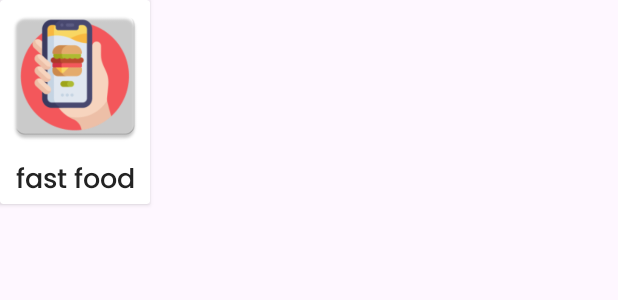
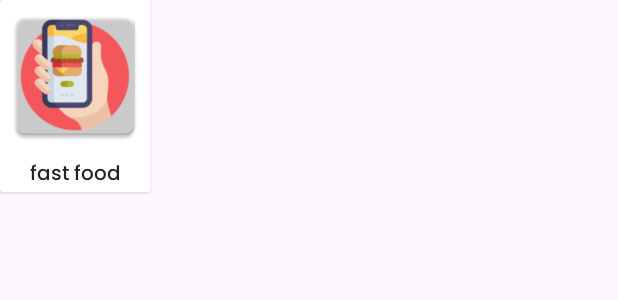
Before and after one commit to arpanpeter/EasyFood, an Android app: the layout categoryitem.xml on its own in the app's theme, with its tools: preview values and no code run, on a phone screen of 412 x 824 dp. Shown: the top 300 px of the screen. Run offline under Robolectric (Android 15) with nearby library versions, the phone set to English and light mode, and no system bars.

Commit message:
Aesthetic Changes To The Application

```diff
--- a/app/src/main/res/layout/activity_category.xml
+++ b/app/src/main/res/layout/activity_category.xml
@@ -27,6 +27,7 @@
             android:layout_width="match_parent"
             android:layout_height="match_parent"
             android:layout_marginTop="5dp"
+            android:layout_marginLeft="25dp"
             app:layout_constraintBottom_toBottomOf="parent"
             app:layout_constraintEnd_toEndOf="parent"
             app:layout_constraintStart_toStartOf="parent"
--- a/app/src/main/res/layout/categoryitem.xml
+++ b/app/src/main/res/layout/categoryitem.xml
@@ -1,34 +1,37 @@
 <?xml version="1.0" encoding="utf-8"?>
 <androidx.cardview.widget.CardView xmlns:android="http://schemas.android.com/apk/res/android"
+    xmlns:app="http://schemas.android.com/apk/res-auto"
     android:layout_width="wrap_content"
-    android:layout_height="wrap_content"
-    xmlns:app="http://schemas.android.com/apk/res-auto">
+    android:layout_height="wrap_content">
+
     <androidx.constraintlayout.widget.ConstraintLayout
         android:layout_width="match_parent"
         android:layout_height="match_parent">
+
         <ImageView
             android:id="@+id/img_category"
             android:layout_width="100dp"
 
             android:layout_height="100dp"
-            app:layout_constraintTop_toTopOf="parent"
-            app:layout_constraintStart_toStartOf="parent"
             android:scaleType="fitCenter"
             android:src="@drawable/ic_launcher"
-            />
+            app:layout_constraintStart_toStartOf="parent"
+            app:layout_constraintTop_toTopOf="parent" />
 
         <TextView
             android:id="@+id/tvCategoryName"
-            android:layout_width="wrap_content"
+            android:layout_width="100dp"
             android:layout_height="wrap_content"
-            android:textSize="18sp"
-            app:layout_constraintTop_toBottomOf="@+id/img_category"
-            app:layout_constraintStart_toStartOf="@id/img_category"
-            app:layout_constraintEnd_toEndOf="@+id/img_category"
             android:layout_marginTop="5dp"
+            android:ellipsize="end"
+            android:gravity="center"
+            android:fontFamily="@font/myfont"
+            android:maxLines="2"
             android:text="@string/fast_food"
             android:textColor="#232323"
-            android:fontFamily="@font/myfont"
-            />
+            android:textSize="13sp"
+            app:layout_constraintEnd_toEndOf="@+id/img_category"
+            app:layout_constraintStart_toStartOf="@id/img_category"
+            app:layout_constraintTop_toBottomOf="@+id/img_category" />
     </androidx.constraintlayout.widget.ConstraintLayout>
 </androidx.cardview.widget.CardView>
--- a/app/src/main/res/layout/meal_item.xml
+++ b/app/src/main/res/layout/meal_item.xml
@@ -13,6 +13,8 @@
             android:id="@+id/img_meal"
             android:layout_width="100dp"
             android:layout_height="100dp"
+            android:maxLines="2"
+            android:ellipsize="end"
             android:src="@drawable/yt"
             android:scaleType="fitCenter"
             app:layout_constraintStart_toStartOf="parent"
@@ -27,7 +29,8 @@
             android:text="fast food"
             android:textColor="#232323"
             android:gravity="center"
-            android:textSize="18sp"
+            android:maxLines="2"
+            android:textSize="13sp"
             app:layout_constraintEnd_toEndOf="@+id/img_meal"
             app:layout_constraintStart_toStartOf="@id/img_meal"
             app:layout_constraintTop_toBottomOf="@+id/img_meal" />
--- a/app/src/main/res/layout/popular_items.xml
+++ b/app/src/main/res/layout/popular_items.xml
@@ -14,6 +14,7 @@
         android:scaleType="centerCrop"
 
 
+
         />
 
 </androidx.cardview.widget.CardView>
```
